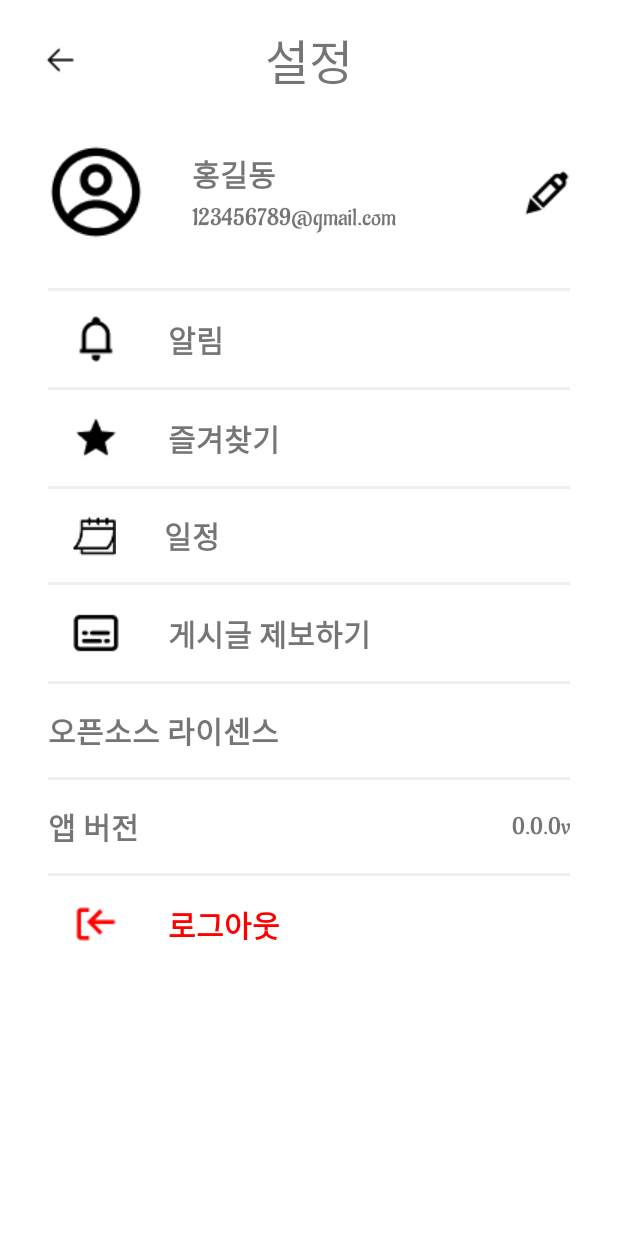
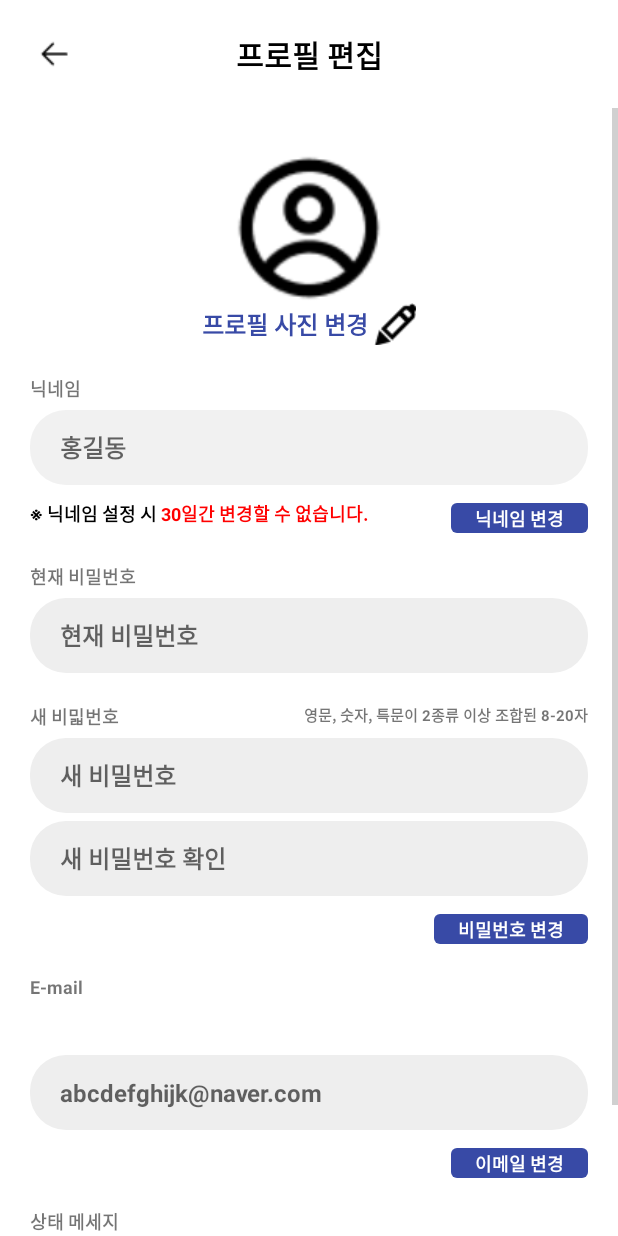
Before and after one commit to HaeJua/Haejua_FE, an Android app: the SettingActivity screen opened directly, with no data from a screen before it, after a tap on an icon or button, on a phone screen of 412 x 824 dp. Run offline under Robolectric (Android 15) with nearby library versions, the phone set to English and light mode, and no system bars.

Commit message:
M: Setting Function, Myprofile Function, A: EditProfile Page

```diff
--- a/app/src/main/AndroidManifest.xml
+++ b/app/src/main/AndroidManifest.xml
@@ -48,7 +48,11 @@
         <activity
             android:name=".ui.user.SignupActivity"
             android:exported="false"/>
-        <activity android:name=".ui.home.PostDetailActivity" />
+        <activity android:name=".ui.home.PostDetailActivity"
+            android:exported="false"/>
+        <activity
+            android:name=".ui.user.EditProfileActivity"
+            android:exported="false"/>
     </application>
 
 </manifest>
--- a/app/src/main/java/com/example/eventra/ui/myprofile/MyprofileFragment.kt
+++ b/app/src/main/java/com/example/eventra/ui/myprofile/MyprofileFragment.kt
@@ -18,6 +18,7 @@ import com.example.eventra.ui.adapter.ClubPostsAdapter
 import com.example.eventra.ui.adapter.DepartPostsAdapter
 import com.example.eventra.ui.adapter.UnivPostsAdapter
 import com.example.eventra.ui.setting.SettingActivity
+import com.example.eventra.ui.user.EditProfileActivity
 import com.example.eventra.ui.user.LoginActivity
 import com.example.eventra.viewmodel.HomeViewModel
 
@@ -42,7 +43,7 @@ class MyprofileFragment : Fragment() {
     private fun setUi() {
         binding.apply {
             profileEditBtn.setOnClickListener {
-                Toast.makeText(context, "프로필 편집 버튼", Toast.LENGTH_SHORT).show()
+                startActivity(Intent(context, EditProfileActivity::class.java))
             }
             loginBox.setOnClickListener {
                 startActivity(
--- a/app/src/main/java/com/example/eventra/ui/setting/SettingActivity.kt
+++ b/app/src/main/java/com/example/eventra/ui/setting/SettingActivity.kt
@@ -1,5 +1,6 @@
 package com.example.eventra.ui.setting
 
+import android.content.Intent
 import android.os.Bundle
 import android.view.View
 import android.widget.AdapterView
@@ -15,6 +16,7 @@ import com.example.eventra.model.Post
 import com.example.eventra.ui.adapter.CategorySpinnerAdapter
 import com.example.eventra.ui.adapter.ClubPostsAdapter
 import com.example.eventra.ui.adapter.DepartPostsAdapter
+import com.example.eventra.ui.user.EditProfileActivity
 import com.example.eventra.viewmodel.ClubMorePostViewModel
 import com.example.eventra.viewmodel.DepartMorePostViewModel
 import com.example.eventra.viewmodel.UnivMorePostViewModel
@@ -36,7 +38,7 @@ class SettingActivity : AppCompatActivity() {
                 finish()
             }
             profileEditBtn.setOnClickListener {
-                Toast.makeText(this@SettingActivity, "프로필 편집 버튼", Toast.LENGTH_SHORT).show()
+                startActivity(Intent(this@SettingActivity, EditProfileActivity::class.java))
             }
             noticeBox.setOnClickListener {
 
--- /dev/null
+++ b/app/src/main/java/com/example/eventra/ui/user/EditProfileActivity.kt
@@ -0,0 +1,49 @@
+package com.example.eventra.ui.user
+
+import android.app.Activity
+import android.content.Context
+import android.content.Intent
+import android.os.Bundle
+import android.util.Log
+import android.view.inputmethod.InputMethodManager
+import androidx.activity.viewModels
+import androidx.appcompat.app.AppCompatActivity
+import com.example.eventra.ApplicationClass.Companion.sharedPreferencesUtil
+import com.example.eventra.databinding.ActivityEditProfileBinding
+import com.example.eventra.databinding.ActivityLoginBinding
+import com.example.eventra.viewmodel.LogInViewModel
+import com.example.eventra.ui.utils.Util.hideKeyboard
+
+class EditProfileActivity : AppCompatActivity() {
+    lateinit var binding: ActivityEditProfileBinding
+    override fun onCreate(savedInstanceState: Bundle?) {
+        super.onCreate(savedInstanceState)
+        binding = ActivityEditProfileBinding.inflate(layoutInflater)
+        setContentView(binding.root)
+
+        setUi()
+    }
+
+    private fun setUi() {
+        binding.apply {
+            backBtn.setOnClickListener {
+                finish()
+            }
+            editImgBtn.setOnClickListener {
+
+            }
+            nicknameEditBtn.setOnClickListener {
+
+            }
+            passwordEditBtn.setOnClickListener {
+
+            }
+            emailEditBtn.setOnClickListener {
+
+            }
+            stateEditBtn.setOnClickListener {
+
+            }
+        }
+    }
+}
--- /dev/null
+++ b/app/src/main/res/layout/activity_edit_profile.xml
@@ -0,0 +1,428 @@
+<?xml version="1.0" encoding="utf-8"?>
+<androidx.constraintlayout.widget.ConstraintLayout
+    android:layout_width="match_parent"
+    android:layout_height="match_parent"
+    xmlns:android="http://schemas.android.com/apk/res/android"
+    xmlns:app="http://schemas.android.com/apk/res-auto">
+
+    <androidx.constraintlayout.widget.ConstraintLayout
+        android:id="@+id/top_bar"
+        android:layout_width="match_parent"
+        android:layout_height="wrap_content"
+        app:layout_constraintStart_toStartOf="parent"
+        app:layout_constraintEnd_toEndOf="parent"
+        app:layout_constraintTop_toTopOf="parent">
+
+        <ImageButton
+            android:id="@+id/back_btn"
+            android:layout_width="24dp"
+            android:layout_height="24dp"
+            android:src="@drawable/back_icon"
+            android:background="@android:color/transparent"
+            android:layout_margin="24dp"
+            app:layout_constraintStart_toStartOf="parent"
+            app:layout_constraintTop_toTopOf="parent"
+            app:layout_constraintBottom_toBottomOf="parent"/>
+
+        <TextView
+            android:id="@+id/title"
+            android:layout_width="wrap_content"
+            android:layout_height="wrap_content"
+            android:text="프로필 편집"
+            android:textSize="20dp"
+            android:textStyle="bold"
+            android:textColor="@color/black"
+            app:layout_constraintStart_toStartOf="parent"
+            app:layout_constraintEnd_toEndOf="parent"
+            app:layout_constraintTop_toTopOf="parent"
+            app:layout_constraintBottom_toBottomOf="parent"/>
+    </androidx.constraintlayout.widget.ConstraintLayout>
+
+    <ScrollView
+        android:layout_width="match_parent"
+        android:layout_height="0dp"
+        app:layout_constraintStart_toStartOf="parent"
+        app:layout_constraintEnd_toEndOf="parent"
+        app:layout_constraintTop_toBottomOf="@id/top_bar"
+        app:layout_constraintBottom_toBottomOf="parent">
+
+        <androidx.constraintlayout.widget.ConstraintLayout
+            android:layout_width="match_parent"
+            android:layout_height="wrap_content">
+
+            <androidx.constraintlayout.widget.ConstraintLayout
+                android:id="@+id/img_edit_box"
+                android:layout_width="wrap_content"
+                android:layout_height="wrap_content"
+                android:layout_marginTop="30dp"
+                app:layout_constraintStart_toStartOf="parent"
+                app:layout_constraintEnd_toEndOf="parent"
+                app:layout_constraintTop_toTopOf="parent">
+
+                <ImageView
+                    android:id="@+id/current_img"
+                    android:layout_width="100dp"
+                    android:layout_height="100dp"
+                    android:src="@drawable/profile_icon"
+                    app:layout_constraintStart_toStartOf="parent"
+                    app:layout_constraintEnd_toEndOf="parent"
+                    app:layout_constraintTop_toTopOf="parent"/>
+
+                <TextView
+                    android:id="@+id/edit_img_title"
+                    android:layout_width="wrap_content"
+                    android:layout_height="wrap_content"
+                    android:text="프로필 사진 변경"
+                    android:textSize="16dp"
+                    android:textStyle="bold"
+                    android:textColor="@color/main"
+                    app:layout_constraintStart_toStartOf="parent"
+                    app:layout_constraintTop_toBottomOf="@id/current_img"
+                    app:layout_constraintBottom_toBottomOf="parent"/>
+
+                <ImageButton
+                    android:id="@+id/edit_img_btn"
+                    android:layout_width="28dp"
+                    android:layout_height="28dp"
+                    android:src="@drawable/pen_icon"
+                    android:backgroundTint="@android:color/transparent"
+                    android:layout_marginStart="4dp"
+                    app:layout_constraintStart_toEndOf="@id/edit_img_title"
+                    app:layout_constraintEnd_toEndOf="parent"
+                    app:layout_constraintTop_toBottomOf="@id/current_img"
+                    app:layout_constraintBottom_toBottomOf="parent"/>
+            </androidx.constraintlayout.widget.ConstraintLayout>
+
+            <androidx.constraintlayout.widget.ConstraintLayout
+                android:id="@+id/edit_nickname_box"
+                android:layout_width="match_parent"
+                android:layout_height="wrap_content"
+                android:layout_margin="20dp"
+                app:layout_constraintStart_toStartOf="parent"
+                app:layout_constraintEnd_toEndOf="parent"
+                app:layout_constraintTop_toBottomOf="@id/img_edit_box">
+
+                <TextView
+                    android:id="@+id/edit_nickname_title"
+                    android:layout_width="wrap_content"
+                    android:layout_height="wrap_content"
+                    android:text="닉네임"
+                    android:textSize="12dp"
+                    android:textStyle="bold"
+                    app:layout_constraintStart_toStartOf="parent"
+                    app:layout_constraintTop_toTopOf="parent"/>
+
+                <EditText
+                    android:id="@+id/edit_nickname_editText"
+                    android:layout_width="match_parent"
+                    android:layout_height="50dp"
+                    android:hint="홍길동"
+                    android:textSize="16dp"
+                    android:textStyle="bold"
+                    android:inputType="textLongMessage"
+                    android:background="@drawable/signup_background"
+                    android:paddingStart="20dp"
+                    android:paddingEnd="20dp"
+                    android:layout_marginTop="5dp"
+                    app:layout_constraintStart_toStartOf="parent"
+                    app:layout_constraintEnd_toEndOf="parent"
+                    app:layout_constraintTop_toBottomOf="@id/edit_nickname_title"/>
+
+                <TextView
+                    android:id="@+id/edit_nickname_warn_1"
+                    android:layout_width="wrap_content"
+                    android:layout_height="wrap_content"
+                    android:text="※ 닉네임 설정 시 "
+                    android:textSize="12dp"
+                    android:textColor="@color/black"
+                    android:textStyle="bold"
+                    android:layout_marginTop="10dp"
+                    app:layout_constraintStart_toStartOf="parent"
+                    app:layout_constraintTop_toBottomOf="@id/edit_nickname_editText"/>
+
+                <TextView
+                    android:id="@+id/edit_nickname_warn_2"
+                    android:layout_width="wrap_content"
+                    android:layout_height="wrap_content"
+                    android:text="30일간 변경할 수 없습니다."
+                    android:textStyle="bold"
+                    android:textColor="@color/red"
+                    android:textSize="12dp"
+                    android:layout_marginTop="10dp"
+                    app:layout_constraintStart_toEndOf="@id/edit_nickname_warn_1"
+                    app:layout_constraintTop_toBottomOf="@id/edit_nickname_editText"/>
+
+                <androidx.constraintlayout.widget.ConstraintLayout
+                    android:id="@+id/nickname_edit_btn"
+                    android:layout_width="wrap_content"
+                    android:layout_height="20dp"
+                    android:background="@drawable/primary_background"
+                    android:layout_marginTop="12dp"
+                    android:paddingStart="8dp"
+                    android:paddingEnd="8dp"
+                    android:clickable="true"
+                    app:layout_constraintEnd_toEndOf="parent"
+                    app:layout_constraintTop_toBottomOf="@id/edit_nickname_editText"
+                    app:layout_constraintBottom_toBottomOf="parent">
+
+                    <TextView
+                        android:layout_width="wrap_content"
+                        android:layout_height="wrap_content"
+                        android:text="닉네임 변경"
+                        android:textStyle="bold"
+                        android:textSize="12sp"
+                        android:textColor="@color/white"
+                        android:layout_margin="8dp"
+                        app:layout_constraintStart_toStartOf="parent"
+                        app:layout_constraintEnd_toEndOf="parent"
+                        app:layout_constraintTop_toTopOf="parent"
+                        app:layout_constraintBottom_toBottomOf="parent"/>
+                </androidx.constraintlayout.widget.ConstraintLayout>
+            </androidx.constraintlayout.widget.ConstraintLayout>
+
+            <androidx.constraintlayout.widget.ConstraintLayout
+                android:id="@+id/edit_password_box"
+                android:layout_width="match_parent"
+                android:layout_height="wrap_content"
+                android:layout_margin="20dp"
+                app:layout_constraintStart_toStartOf="parent"
+                app:layout_constraintEnd_toEndOf="parent"
+                app:layout_constraintTop_toBottomOf="@id/edit_nickname_box">
+
+                <TextView
+                    android:id="@+id/current_password_title"
+                    android:layout_width="wrap_content"
+                    android:layout_height="wrap_content"
+                    android:text="현재 비밀번호"
+                    android:textSize="12dp"
+                    android:textStyle="bold"
+                    app:layout_constraintStart_toStartOf="parent"
+                    app:layout_constraintTop_toTopOf="parent"/>
+
+                <EditText
+                    android:id="@+id/current_password_editText"
+                    android:layout_width="match_parent"
+                    android:layout_height="50dp"
+                    android:hint="현재 비밀번호"
+                    android:textSize="16dp"
+                    android:textStyle="bold"
+                    android:inputType="textPassword"
+                    android:background="@drawable/signup_background"
+                    android:paddingStart="20dp"
+                    android:paddingEnd="20dp"
+                    android:layout_marginTop="5dp"
+                    app:layout_constraintStart_toStartOf="parent"
+                    app:layout_constraintEnd_toEndOf="parent"
+                    app:layout_constraintTop_toBottomOf="@id/current_password_title"/>
+
+                <TextView
+                    android:id="@+id/edit_password_title"
+                    android:layout_width="wrap_content"
+                    android:layout_height="wrap_content"
+                    android:text="새 비밃번호"
+                    android:textSize="12dp"
+                    android:textStyle="bold"
+                    android:layout_marginTop="20dp"
+                    app:layout_constraintStart_toStartOf="parent"
+                    app:layout_constraintTop_toBottomOf="@id/current_password_editText"/>
+
+                <TextView
+                    android:layout_width="wrap_content"
+                    android:layout_height="wrap_content"
+                    android:text="영문, 숫자, 특문이 2종류 이상 조합된 8-20자"
+                    android:textSize="10dp"
+                    android:textStyle="bold"
+                    android:layout_marginTop="20dp"
+                    app:layout_constraintEnd_toEndOf="parent"
+                    app:layout_constraintTop_toBottomOf="@id/current_password_editText"/>
+
+                <EditText
+                    android:id="@+id/edit_password_editText"
+                    android:layout_width="match_parent"
+                    android:layout_height="50dp"
+                    android:hint="새 비밀번호"
+                    android:textSize="16dp"
+                    android:textStyle="bold"
+                    android:inputType="textPassword"
+                    android:background="@drawable/signup_background"
+                    android:paddingStart="20dp"
+                    android:paddingEnd="20dp"
+                    android:layout_marginTop="5dp"
+                    app:layout_constraintStart_toStartOf="parent"
+                    app:layout_constraintEnd_toEndOf="parent"
+                    app:layout_constraintTop_toBottomOf="@id/edit_password_title"/>
+
+                <EditText
+                    android:id="@+id/edit_password_check_editText"
+                    android:layout_width="match_parent"
+                    android:layout_height="50dp"
+                    android:hint="새 비밀번호 확인"
+                    android:textSize="16dp"
+                    android:textStyle="bold"
+                    android:inputType="textPassword"
+                    android:background="@drawable/signup_background"
+                    android:paddingStart="20dp"
+                    android:paddingEnd="20dp"
+                    android:layout_marginTop="5dp"
+                    app:layout_constraintStart_toStartOf="parent"
+                    app:layout_constraintEnd_toEndOf="parent"
+                    app:layout_constraintTop_toBottomOf="@id/edit_password_editText"/>
+
+                <androidx.constraintlayout.widget.ConstraintLayout
+                    android:id="@+id/password_edit_btn"
+                    android:layout_width="wrap_content"
+                    android:layout_height="20dp"
+                    android:background="@drawable/primary_background"
+                    android:layout_marginTop="12dp"
+                    android:paddingStart="8dp"
+                    android:paddingEnd="8dp"
+                    android:clickable="true"
+                    app:layout_constraintEnd_toEndOf="parent"
+                    app:layout_constraintTop_toBottomOf="@id/edit_password_check_editText"
+                    app:layout_constraintBottom_toBottomOf="parent">
+
+                    <TextView
+                        android:layout_width="wrap_content"
+                        android:layout_height="wrap_content"
+                        android:text="비밀번호 변경"
+                        android:textStyle="bold"
+                        android:textSize="12sp"
+                        android:textColor="@color/white"
+                        android:layout_margin="8dp"
+                        app:layout_constraintStart_toStartOf="parent"
+                        app:layout_constraintEnd_toEndOf="parent"
+                        app:layout_constraintTop_toTopOf="parent"
+                        app:layout_constraintBottom_toBottomOf="parent"/>
+                </androidx.constraintlayout.widget.ConstraintLayout>
+            </androidx.constraintlayout.widget.ConstraintLayout>
+
+            <androidx.constraintlayout.widget.ConstraintLayout
+                android:id="@+id/edit_email_box"
+                android:layout_width="match_parent"
+                android:layout_height="wrap_content"
+                android:layout_margin="20dp"
+                app:layout_constraintStart_toStartOf="parent"
+                app:layout_constraintEnd_toEndOf="parent"
+                app:layout_constraintTop_toBottomOf="@id/edit_password_box">
+
+                <TextView
+                    android:id="@+id/edit_email_title"
+                    android:layout_width="wrap_content"
+                    android:layout_height="wrap_content"
+                    android:text="E-mail"
+                    android:textSize="12dp"
+                    android:textStyle="bold"
+                    app:layout_constraintStart_toStartOf="parent"
+                    app:layout_constraintTop_toTopOf="parent"/>
+
+                <EditText
+                    android:id="@+id/edit_email_editText"
+                    android:layout_width="match_parent"
+                    android:layout_height="50dp"
+                    android:hint="abcdefghijk@naver.com"
+                    android:textSize="16dp"
+                    android:textStyle="bold"
+                    android:inputType="textLongMessage"
+                    android:background="@drawable/signup_background"
+                    android:paddingStart="20dp"
+                    android:paddingEnd="20dp"
+                    android:layout_marginTop="5dp"
+                    app:layout_constraintStart_toStartOf="parent"
+                    app:layout_constraintEnd_toEndOf="parent"
+                    app:layout_constraintTop_toBottomOf="@id/edit_email_title"
+                    app:layout_constraintBottom_toBottomOf="parent"/>
+
+                <androidx.constraintlayout.widget.ConstraintLayout
+                    android:id="@+id/email_edit_btn"
+                    android:layout_width="wrap_content"
+                    android:layout_height="20dp"
+                    android:background="@drawable/primary_background"
+                    android:layout_marginTop="12dp"
+                    android:paddingStart="8dp"
+                    android:paddingEnd="8dp"
+                    android:clickable="true"
+                    app:layout_constraintEnd_toEndOf="parent"
+                    app:layout_constraintTop_toBottomOf="@id/edit_email_editText"
+                    app:layout_constraintBottom_toBottomOf="parent">
+
+                    <TextView
+                        android:layout_width="wrap_content"
+                        android:layout_height="wrap_content"
+                        android:text="이메일 변경"
+                        android:textStyle="bold"
+                        android:textSize="12sp"
+                        android:textColor="@color/white"
+                        android:layout_margin="8dp"
+                        app:layout_constraintStart_toStartOf="parent"
+                        app:layout_constraintEnd_toEndOf="parent"
+                        app:layout_constraintTop_toTopOf="parent"
+                        app:layout_constraintBottom_toBottomOf="parent"/>
+                </androidx.constraintlayout.widget.ConstraintLayout>
+            </androidx.constraintlayout.widget.ConstraintLayout>
+
+            <androidx.constraintlayout.widget.ConstraintLayout
+                android:id="@+id/edit_state_box"
+                android:layout_width="match_parent"
+                android:layout_height="wrap_content"
+                android:layout_margin="20dp"
+                app:layout_constraintStart_toStartOf="parent"
+                app:layout_constraintEnd_toEndOf="parent"
+                app:layout_constraintTop_toBottomOf="@id/edit_email_box">
+
+                <TextView
+                    android:id="@+id/edit_state_title"
+                    android:layout_width="wrap_content"
+                    android:layout_height="wrap_content"
+                    android:text="상태 메세지"
+                    android:textSize="12dp"
+                    android:textStyle="bold"
+                    app:layout_constraintStart_toStartOf="parent"
+                    app:layout_constraintTop_toTopOf="parent"/>
+
+                <EditText
+                    android:id="@+id/edit_state_editText"
+                    android:layout_width="match_parent"
+                    android:layout_height="50dp"
+                    android:hint="상태 메세지를 입력하세요..."
+                    android:textSize="16dp"
+                    android:textStyle="bold"
+                    android:inputType="textLongMessage"
+                    android:background="@drawable/signup_background"
+                    android:paddingStart="20dp"
+                    android:paddingEnd="20dp"
+                    android:layout_marginTop="5dp"
+                    app:layout_constraintStart_toStartOf="parent"
+                    app:layout_constraintEnd_toEndOf="parent"
+                    app:layout_constraintTop_toBottomOf="@id/edit_state_title"/>
+
+                <androidx.constraintlayout.widget.ConstraintLayout
+                    android:id="@+id/state_edit_btn"
+                    android:layout_width="wrap_content"
+                    android:layout_height="20dp"
+                    android:background="@drawable/primary_background"
+                    android:layout_marginTop="12dp"
+                    android:layout_marginBottom="12dp"
+                    android:paddingStart="8dp"
+                    android:paddingEnd="8dp"
+                    android:clickable="true"
+                    app:layout_constraintEnd_toEndOf="parent"
+                    app:layout_constraintTop_toBottomOf="@id/edit_state_editText"
+                    app:layout_constraintBottom_toBottomOf="parent">
+
+                    <TextView
+                        android:layout_width="wrap_content"
+                        android:layout_height="wrap_content"
+                        android:text="상태 변경"
+                        android:textStyle="bold"
+                        android:textSize="12sp"
+                        android:textColor="@color/white"
+                        android:layout_margin="8dp"
+                        app:layout_constraintStart_toStartOf="parent"
+                        app:layout_constraintEnd_toEndOf="parent"
+                        app:layout_constraintTop_toTopOf="parent"
+                        app:layout_constraintBottom_toBottomOf="parent"/>
+                </androidx.constraintlayout.widget.ConstraintLayout>
+            </androidx.constraintlayout.widget.ConstraintLayout>
+        </androidx.constraintlayout.widget.ConstraintLayout>
+    </ScrollView>
+</androidx.constraintlayout.widget.ConstraintLayout>
--- a/app/src/main/res/layout/item_category.xml
+++ b/app/src/main/res/layout/item_category.xml
@@ -1,6 +1,6 @@
 <?xml version="1.0" encoding="utf-8"?>
 <androidx.constraintlayout.widget.ConstraintLayout xmlns:android="http://schemas.android.com/apk/res/android"
-    android:layout_width="match_parent"
+    android:layout_width="wrap_content"
     android:layout_height="wrap_content"
     xmlns:app="http://schemas.android.com/apk/res-auto">
 
@@ -11,6 +11,7 @@
         android:text="카테고리 종류"
         android:textSize="16sp"
         android:textAlignment="center"
+        android:padding="8dp"
         app:layout_constraintStart_toStartOf="parent"
         app:layout_constraintEnd_toEndOf="parent"
         app:layout_constraintTop_toTopOf="parent"
```
